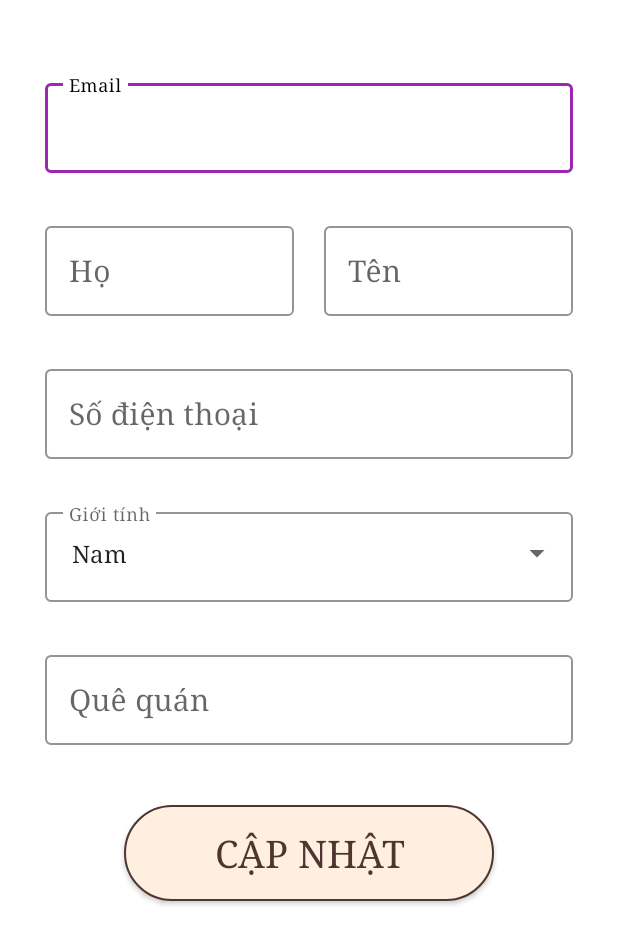
After one commit to Unmeinh/LapFan, an Android app: the AccountKHManagerActivity screen opened directly, with no data from a screen before it, on a phone screen of 412 x 824 dp. The commit adds this screen. Shown: the top 944 px of the screen. Run offline under Robolectric (Android 15) with nearby library versions, the phone set to English and light mode, and no system bars.

Commit message:
Update 19:15 5/11/22

```diff
--- a/app/build.gradle
+++ b/app/build.gradle
@@ -39,4 +39,5 @@ dependencies {
     testImplementation 'junit:junit:4.13.2'
     androidTestImplementation 'androidx.test.ext:junit:1.1.3'
     androidTestImplementation 'androidx.test.espresso:espresso-core:3.4.0'
+    implementation 'com.google.android.material:material:1.7.0'
 }
--- /dev/null
+++ b/app/src/main/java/com/nhom5/quanlylaptop/Activity/AccountKHManagerActivity.java
@@ -0,0 +1,25 @@
+package com.nhom5.quanlylaptop.Activity;
+
+import androidx.appcompat.app.AppCompatActivity;
+
+import android.os.Bundle;
+import android.widget.ArrayAdapter;
+import android.widget.Spinner;
+
+import com.nhom5.quanlylaptop.R;
+
+public class AccountKHManagerActivity extends AppCompatActivity {
+
+    Spinner genderSpinner;
+    @Override
+    protected void onCreate(Bundle savedInstanceState) {
+        super.onCreate(savedInstanceState);
+        setContentView(R.layout.activity_account_khmanager);
+        genderSpinner = findViewById(R.id.gender_spinner);
+
+        ArrayAdapter<CharSequence> adapter = ArrayAdapter.createFromResource(this,
+                R.array.gender_array, android.R.layout.simple_spinner_item);
+        adapter.setDropDownViewResource(android.R.layout.simple_spinner_dropdown_item);
+        genderSpinner.setAdapter(adapter);
+    }
+}
--- a/app/src/main/java/com/nhom5/quanlylaptop/Activity/PickRoleActivity.java
+++ b/app/src/main/java/com/nhom5/quanlylaptop/Activity/PickRoleActivity.java
@@ -17,9 +17,9 @@ public class PickRoleActivity extends AppCompatActivity {
     protected void onCreate(Bundle savedInstanceState) {
         super.onCreate(savedInstanceState);
         setContentView(R.layout.activity_pick_role);
-        rollAdmin = findViewById(R.id.roleAdmin);
-        rollNV = findViewById(R.id.roleNhanVien);
-        rollKH = findViewById(R.id.roleKhachHang);
+        rollAdmin = findViewById(R.id.role_Admin);
+        rollNV = findViewById(R.id.role_NhanVien);
+        rollKH = findViewById(R.id.role_KhachHang);
 
         rollAdmin.setOnClickListener(new View.OnClickListener() {
             @Override
--- a/app/src/main/java/com/nhom5/quanlylaptop/Activity/SignUpAcitivity.java
+++ b/app/src/main/java/com/nhom5/quanlylaptop/Activity/SignUpAcitivity.java
@@ -16,7 +16,7 @@ public class SignUpAcitivity extends AppCompatActivity {
     protected void onCreate(Bundle savedInstanceState) {
         super.onCreate(savedInstanceState);
         setContentView(R.layout.activity_sign_up_activity);
-        gotoSignInAct = findViewById(R.id.gotoSignInAct);
+        gotoSignInAct = findViewById(R.id.go_to_SignInAct);
 
         gotoSignInAct.setOnClickListener(new View.OnClickListener() {
             @Override
--- a/app/src/main/java/com/nhom5/quanlylaptop/Database/QLLaptopDB.java
+++ b/app/src/main/java/com/nhom5/quanlylaptop/Database/QLLaptopDB.java
@@ -22,11 +22,13 @@ public class QLLaptopDB extends SQLiteOpenHelper {
         Log.d(TAG, "onCreate: DB: " + DB_Name);
         // Bảng NhanVien
         String tableNhanVien = "CREATE TABLE TB_NhanVien( maNV VARCHAR(15) PRIMARY KEY not null, avatar BLOB," +
-                " hoTen TEXT not null, gioiTinh TEXT not null, email VARCHAR(50) UNIQUE not null, matKhau TEXT not null)";
+                " hoTen TEXT not null, gioiTinh TEXT not null, email VARCHAR(50) UNIQUE not null, matKhau TEXT not null," +
+                " queQuan TEXT, phone NUMBER)";
 
         // Bảng KhachHang
         String tableKhachHang = "CREATE TABLE TB_KhachHang( maKH VARCHAR(15) PRIMARY KEY not null, avatar BLOB," +
-                " hoTen TEXT not null, gioiTinh TEXT not null, email VARCHAR(50) UNIQUE not null, matKhau TEXT not null)";
+                " hoTen TEXT not null, gioiTinh TEXT not null, email VARCHAR(50) UNIQUE not null, matKhau TEXT not null," +
+                " queQuan TEXT, phone NUMBER)";
 
         // Bảng HangLaptop
         String tableHangLaptop = "CREATE TABLE TB_HangLaptop( maHangLap VARCHAR(15) PRIMARY KEY not null" +
--- /dev/null
+++ b/app/src/main/res/drawable/shape_button3.xml
@@ -0,0 +1,19 @@
+<?xml version="1.0" encoding="utf-8"?>
+<shape
+    xmlns:android="http://schemas.android.com/apk/res/android"
+    android:shape="rectangle"   >
+
+    <solid
+        android:color="#FFEFE0" >
+    </solid>
+
+    <stroke
+        android:width="1dp"
+        android:color="#4E352F" >
+    </stroke>
+
+    <corners
+        android:radius="50dp"   >
+    </corners>
+
+</shape>
--- /dev/null
+++ b/app/src/main/res/layout/activity_account_khmanager.xml
@@ -0,0 +1,146 @@
+<?xml version="1.0" encoding="utf-8"?>
+<LinearLayout xmlns:android="http://schemas.android.com/apk/res/android"
+    xmlns:app="http://schemas.android.com/apk/res-auto"
+    xmlns:tools="http://schemas.android.com/tools"
+    android:layout_width="match_parent"
+    android:layout_height="match_parent"
+    android:orientation="vertical"
+    tools:context=".Activity.AccountKHManagerActivity"
+    android:paddingStart="30dp"
+    android:paddingEnd="30dp"
+    android:paddingTop="50dp">
+
+    <com.google.android.material.textfield.TextInputLayout
+        style="@style/TextInputLayoutOutlinedBox."
+        android:layout_width="match_parent"
+        android:layout_height="65dp">
+
+        <com.google.android.material.textfield.TextInputEditText
+            android:textColor="@color/black"
+            android:textSize="20sp"
+            android:hint="@string/email"
+            android:layout_width="match_parent"
+            android:layout_height="wrap_content"/>
+
+    </com.google.android.material.textfield.TextInputLayout>
+
+    <LinearLayout
+        android:layout_marginTop="30dp"
+        android:orientation="horizontal"
+        android:layout_width="match_parent"
+        android:layout_height="wrap_content">
+
+        <com.google.android.material.textfield.TextInputLayout
+            android:layout_marginEnd="20dp"
+            style="@style/TextInputLayoutOutlinedBox."
+            android:layout_width="0dp"
+            android:layout_weight="5"
+            android:layout_height="65dp">
+
+            <com.google.android.material.textfield.TextInputEditText
+                android:textColor="@color/black"
+                android:textSize="20sp"
+                android:hint="@string/h"
+                android:layout_width="match_parent"
+                android:layout_height="wrap_content"/>
+
+        </com.google.android.material.textfield.TextInputLayout>
+
+        <com.google.android.material.textfield.TextInputLayout
+            style="@style/TextInputLayoutOutlinedBox."
+            android:layout_width="0dp"
+            android:layout_weight="5"
+            android:layout_height="65dp">
+
+            <com.google.android.material.textfield.TextInputEditText
+                android:textColor="@color/black"
+                android:textSize="20sp"
+                android:hint="@string/t_n"
+                android:layout_width="match_parent"
+                android:layout_height="wrap_content"/>
+
+        </com.google.android.material.textfield.TextInputLayout>
+
+    </LinearLayout>
+
+    <com.google.android.material.textfield.TextInputLayout
+        android:layout_marginTop="30dp"
+        style="@style/TextInputLayoutOutlinedBox."
+        android:layout_width="match_parent"
+        android:layout_height="65dp">
+
+        <com.google.android.material.textfield.TextInputEditText
+            android:textColor="@color/black"
+            android:inputType="number"
+            android:textSize="20sp"
+            android:hint="@string/s_i_n_tho_i"
+            android:layout_width="match_parent"
+            android:layout_height="wrap_content"/>
+
+    </com.google.android.material.textfield.TextInputLayout>
+
+    <RelativeLayout
+        android:layout_marginTop="30dp"
+        android:layout_width="match_parent"
+        android:layout_height="65dp">
+
+        <com.google.android.material.textfield.TextInputLayout
+            style="@style/TextInputLayoutOutlinedBox."
+            android:layout_width="match_parent"
+            android:layout_height="wrap_content">
+
+            <com.google.android.material.textfield.TextInputEditText
+                android:text="    "
+                android:textSize="20sp"
+                android:hint="@string/gi_i_t_nh"
+                android:layout_width="match_parent"
+                android:layout_height="wrap_content"/>
+
+        </com.google.android.material.textfield.TextInputLayout>
+
+        <Spinner
+            android:paddingStart="10dp"
+            android:textColor="@color/black"
+            android:id="@+id/gender_spinner"
+            android:layout_width="match_parent"
+            android:layout_height="match_parent"/>
+
+    </RelativeLayout>
+
+    <com.google.android.material.textfield.TextInputLayout
+        android:id="@+id/update_que_quan_khach_hang"
+        android:layout_marginTop="30dp"
+        style="@style/TextInputLayoutOutlinedBox."
+        android:layout_width="match_parent"
+        android:layout_height="65dp">
+
+        <com.google.android.material.textfield.TextInputEditText
+            android:textColor="@color/black"
+            android:textSize="20sp"
+            android:hint="@string/qu_qu_n"
+            android:layout_width="match_parent"
+            android:layout_height="wrap_content"/>
+
+    </com.google.android.material.textfield.TextInputLayout>
+
+    <LinearLayout
+        android:gravity="center_horizontal"
+        android:layout_marginTop="40dp"
+        android:layout_width="match_parent"
+        android:layout_height="match_parent">
+
+        <androidx.appcompat.widget.AppCompatButton
+            android:paddingTop="15dp"
+            android:paddingBottom="15dp"
+            android:paddingStart="60dp"
+            android:paddingEnd="60dp"
+            android:textSize="25sp"
+            android:textColor="#4E352F"
+            android:text="@string/c_p_nh_t"
+            android:background="@drawable/shape_button3"
+            android:layout_width="wrap_content"
+            android:layout_height="wrap_content"/>
+
+    </LinearLayout>
+
+</LinearLayout>
--- a/app/src/main/res/layout/activity_pick_role.xml
+++ b/app/src/main/res/layout/activity_pick_role.xml
@@ -39,7 +39,7 @@
             android:layout_height="wrap_content"/>
 
         <androidx.appcompat.widget.AppCompatButton
-            android:id="@+id/roleAdmin"
+            android:id="@+id/role_Admin"
             android:textStyle="bold"
             android:layout_marginTop="40dp"
             android:paddingTop="15dp"
@@ -52,7 +52,7 @@
             android:layout_height="wrap_content"/>
 
         <androidx.appcompat.widget.AppCompatButton
-            android:id="@+id/roleNhanVien"
+            android:id="@+id/role_NhanVien"
             android:textStyle="bold"
             android:layout_marginTop="40dp"
             android:paddingTop="15dp"
@@ -65,7 +65,7 @@
             android:layout_height="wrap_content"/>
 
         <androidx.appcompat.widget.AppCompatButton
-            android:id="@+id/roleKhachHang"
+            android:id="@+id/role_KhachHang"
             android:textStyle="bold"
             android:layout_marginTop="40dp"
             android:paddingTop="15dp"
--- a/app/src/main/res/layout/activity_sign_in_activity.xml
+++ b/app/src/main/res/layout/activity_sign_in_activity.xml
@@ -143,6 +143,7 @@
             android:layout_height="wrap_content">
 
             <androidx.appcompat.widget.AppCompatButton
+                android:onClick="logInDemo"
                 android:paddingTop="15dp"
                 android:paddingBottom="15dp"
                 android:paddingStart="75dp"
@@ -170,7 +171,7 @@
                     android:layout_height="wrap_content"/>
 
                 <TextView
-                    android:id="@+id/gotoSignUpAct"
+                    android:id="@+id/go_to_SignUpAct"
                     android:layout_marginStart="5dp"
                     android:textStyle="bold"
                     android:textColor="#4E352F"
--- a/app/src/main/res/layout/activity_sign_up_activity.xml
+++ b/app/src/main/res/layout/activity_sign_up_activity.xml
@@ -193,7 +193,7 @@
                     android:layout_height="wrap_content"/>
 
                 <TextView
-                    android:id="@+id/gotoSignInAct"
+                    android:id="@+id/go_to_SignInAct"
                     android:layout_marginStart="5dp"
                     android:textStyle="bold"
                     android:textColor="#4E352F"
--- a/app/src/main/res/layout/fragment_home.xml
+++ b/app/src/main/res/layout/fragment_home.xml
@@ -11,7 +11,7 @@
         android:layout_height="match_parent">
 
         <ImageView
-            android:id="@+id/homeAvatarAccount"
+            android:id="@+id/home_Avatar_Account"
             android:layout_marginEnd="25dp"
             android:layout_marginTop="20dp"
             android:layout_alignParentEnd="true"
@@ -23,7 +23,7 @@
         <LinearLayout
             android:orientation="vertical"
             android:layout_marginTop="15dp"
-            android:layout_below="@id/homeAvatarAccount"
+            android:layout_below="@id/home_Avatar_Account"
             android:layout_width="match_parent"
             android:layout_height="wrap_content">
 
--- a/app/src/main/res/values/strings.xml
+++ b/app/src/main/res/values/strings.xml
@@ -33,5 +33,16 @@
     <string name="nh_p_l_i_m_t_kh_u_m_i">Nhập lại mật khẩu mới *</string>
     <string name="thay_i_m_t_kh_u">Thay đổi mật khẩu</string>
     <string name="h_y">Hủy</string>
+    <string name="h">Họ</string>
+    <string name="t_n">Tên</string>
+    <string name="s_i_n_tho_i">Số điện thoại</string>
+    <string name="gi_i_t_nh">Giới tính</string>
+    <string name="qu_qu_n">Quê quán</string>
+    <string name="c_p_nh_t">CẬP NHẬT</string>
 
+    <string-array name="gender_array">
+        <item>Nam</item>
+        <item>Nữ</item>
+        <item>Khác</item>
+    </string-array>
 </resources>
--- a/app/src/main/res/values/themes.xml
+++ b/app/src/main/res/values/themes.xml
@@ -13,6 +13,13 @@
         <item name="android:statusBarColor">#D2422F</item>
         <!-- Customize your theme here. -->
         <item name="android:fontFamily">serif</item>
+        <item name="android:textColorHint">#2B2A2A</item>
+    </style>
+
+    <style name="TextInputLayoutOutlinedBox." parent="Widget.MaterialComponents.TextInputLayout.OutlinedBox">
+        <item name="boxStrokeColor">#9C27B0</item>
+        <item name="hintTextColor">@color/black</item>
+        ....
     </style>
 
     <style name="Theme.QuanLyLaptop.NoActionBar">
```
Also changed, not shown: app/src/main/AndroidManifest.xml (+13 -6 lines), app/src/main/java/com/nhom5/quanlylaptop/Activity/SignInActivity.java (+5 -2 lines), app/src/main/java/com/nhom5/quanlylaptop/DAO/KhachHangDAO.java (+7 -1 lines), app/src/main/java/com/nhom5/quanlylaptop/DAO/NhanVienDAO.java (+7 -1 lines), app/src/main/java/com/nhom5/quanlylaptop/Entity/KhachHang.java (+23 -1 lines), app/src/main/java/com/nhom5/quanlylaptop/Entity/NhanVien.java (+23 -1 lines), app/src/main/res/layout/activity_main.xml (+3 -10 lines).
